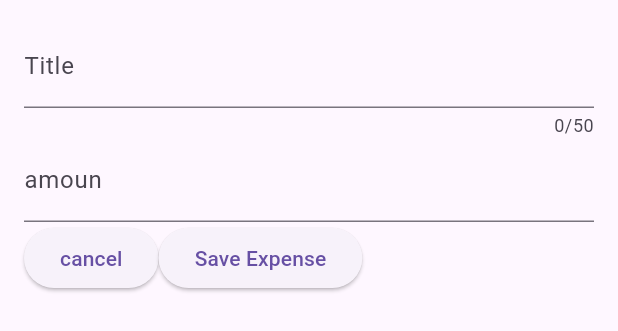
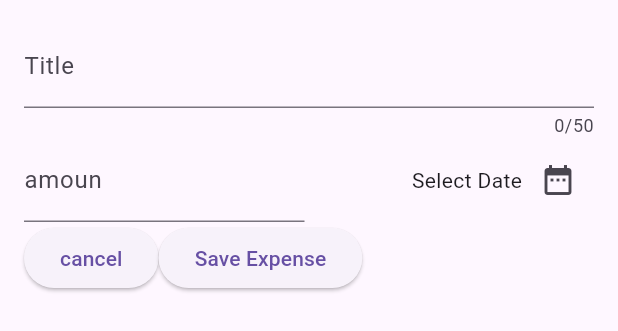
Before and after one commit to TommyPurba/expanse_tracker, a Flutter app: the NewExpense widget shown alone on an empty page, opened directly, on a phone screen of 412 x 824 dp. Shown: the top 331 px of the screen. Run offline on Flutter 3.47's test engine with Material 3 defaults, Android fonts, the phone set to English and light mode, and no system bars.

Commit message:
add icon date, and logic date, and also popup date

```diff
--- a/lib/widgets/new_expense.dart
+++ b/lib/widgets/new_expense.dart
@@ -14,6 +14,12 @@
 
   final _titleControler = TextEditingController();
   final _amountControler = TextEditingController();
+
+  void _presentDate(){
+    final now = DateTime.now();
+    final firstDate = DateTime(now.year -1,now.month, now.day);
+    showDatePicker(context: context,initialDate: now, firstDate: firstDate, lastDate: now);
+  }
 
   @override
   void dispose() {
@@ -34,13 +40,33 @@
             label: Text("Title")
           ),
         ),
-         TextField(
+         Row(
+          children: [
+            Expanded(
+              child: TextField(
                         controller: _amountControler,
                         keyboardType: TextInputType.number,
                         decoration: InputDecoration(
                            prefixText: '\$',
                           label: Text("amoun")
                         ),
+                 ),
+            ),
+            const SizedBox(width: 6,),
+            Expanded(
+              child: Row(
+                mainAxisAlignment: MainAxisAlignment.end,
+                crossAxisAlignment: CrossAxisAlignment.center,
+                    children: [
+                      const Text('Select Date'),
+                      IconButton(
+                        onPressed: _presentDate,
+                        icon: Icon(Icons.date_range)
+                        )
+                    ],
+            )
+            )
+          ],
          ),
         Row(
           children: [
```
Lines whose indentation alone changed are shown as unchanged.
